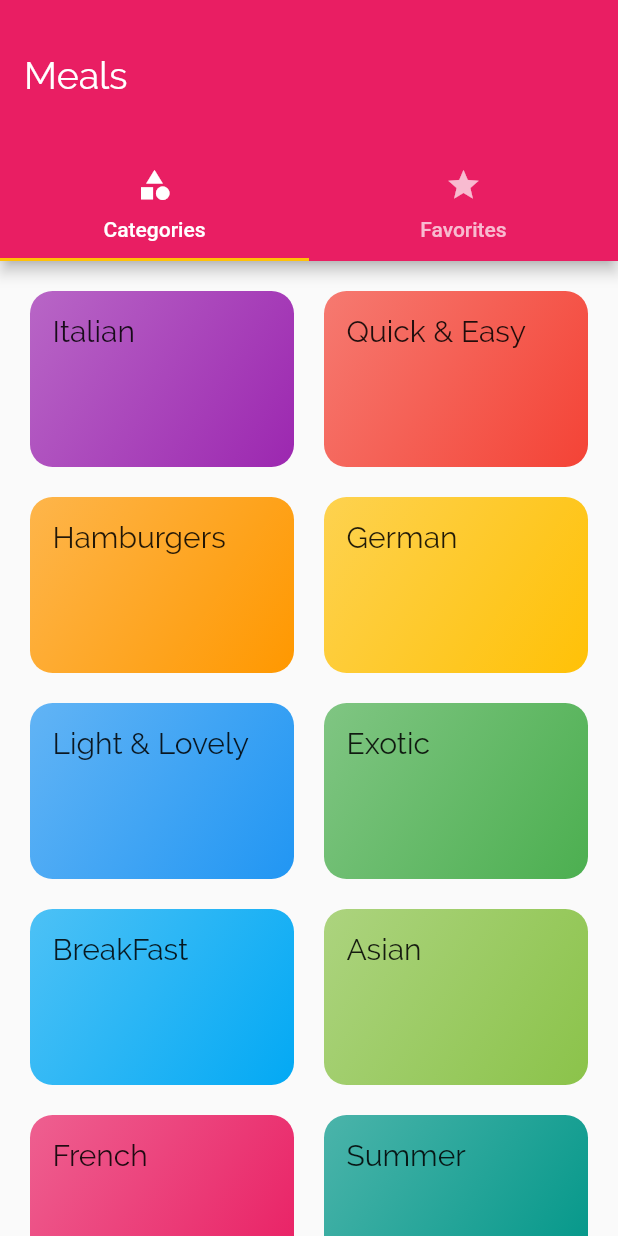
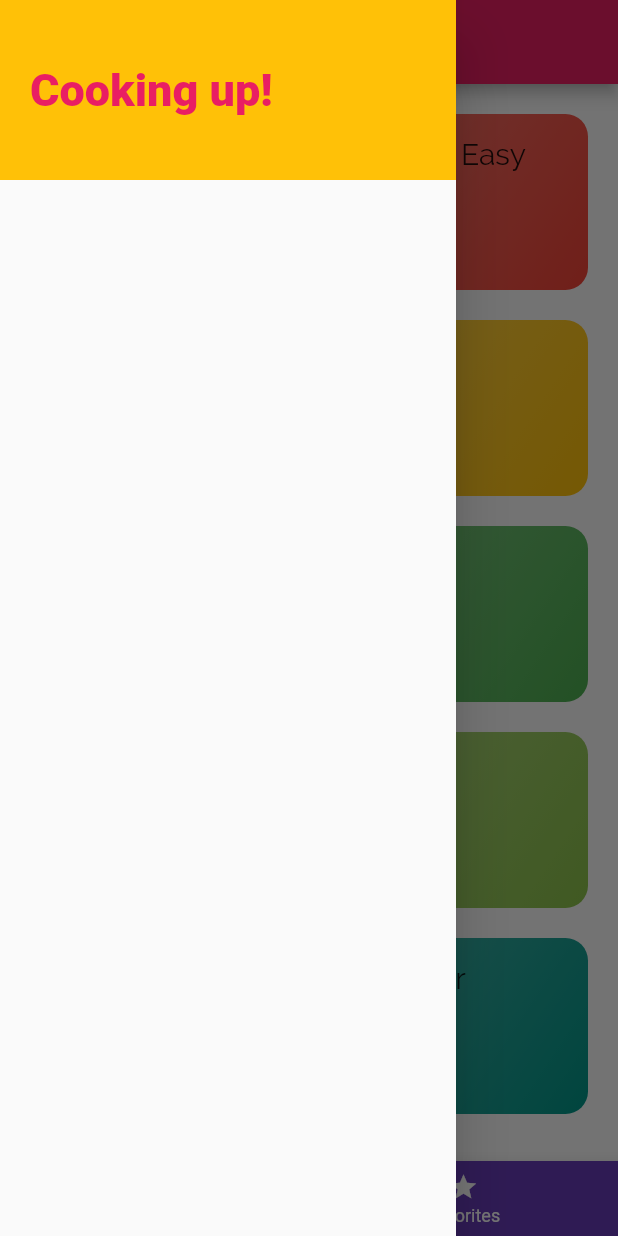
Before and after one commit to AyobamiAdebesin/meals_app, a Flutter app: the screen it shows after launch, with the side drawer open (before the commit the screen has no drawer), on a phone screen of 412 x 824 dp. Run offline on Flutter 3.47's test engine with Material 2 defaults, Android fonts, the phone set to English and light mode, and no system bars.

Commit message:
Added new features

```diff
--- a/lib/screens/favorites_screen.dart
+++ b/lib/screens/favorites_screen.dart
@@ -10,3 +10,15 @@ class FavoritesScreen extends StatelessWidget {
     );
   }
 }
+
+
+class AnotherScreen extends StatelessWidget {
+  const AnotherScreen({ Key? key }) : super(key: key);
+
+  @override
+  Widget build(BuildContext context) {
+    return Container(
+
+    );
+  }
+}
--- a/lib/screens/tabs_screen.dart
+++ b/lib/screens/tabs_screen.dart
@@ -1,6 +1,8 @@
 import 'package:flutter/material.dart';
 import 'package:meals_app/screens/categories_screen.dart';
+import 'package:meals_app/screens/category_meals_screen.dart';
 import 'package:meals_app/screens/favorites_screen.dart';
+import 'package:meals_app/widgets/main_drawer.dart';
 
 class TabsScreen extends StatefulWidget {
   const TabsScreen({Key? key}) : super(key: key);
@@ -10,34 +12,45 @@ class TabsScreen extends StatefulWidget {
 }
 
 class _TabsScreenState extends State<TabsScreen> {
+  final List<Map<String, Object>> _pages = [
+    {'page': CategoriesScreen(), 'title': 'Categories'},
+    {'page': FavoritesScreen(), 'title': 'Your Favorites'},
+  ];
+  int _selectedPageIndex = 0;
+  void _selectPage(int index) {
+    setState(() {
+      _selectedPageIndex = index;
+    });
+  }
+
   @override
   Widget build(BuildContext context) {
-    return DefaultTabController(
-      length: 2,
-      child: Scaffold(
+    return Scaffold(
+      drawer: MainDrawer(),
       appBar: AppBar(
-          toolbarHeight: 100,
-          title: Text(
-            'Meals',
-            style: TextStyle(fontSize: 25),
+        title: Text(_pages[_selectedPageIndex]['title'] as String,
+            style: TextStyle(fontSize: 20)),
       ),
-          bottom: TabBar(
-            tabs: <Widget>[
-              Tab(
+      body: _pages[_selectedPageIndex]['page'] as Widget,
+      bottomNavigationBar: Container(
+        height: 50,
+        child: BottomNavigationBar(
+          enableFeedback: true,
+          unselectedItemColor: Colors.white,
+          selectedItemColor: Theme.of(context).accentColor,
+          currentIndex: _selectedPageIndex,
+          iconSize: 20,
+          onTap: _selectPage,
+          backgroundColor: Colors.deepPurple,
+          items: [
+            BottomNavigationBarItem(
               icon: Icon(Icons.category),
-                text: 'Categories',
+              label: 'Categories',
             ),
-              Tab(
+            BottomNavigationBarItem(
               icon: Icon(Icons.star),
-                text: 'Favorites',
+              label: 'Favorites',
             ),
-            ],
-          ),
-        ),
-        body: TabBarView(
-          children: <Widget>[
-            CategoriesScreen(),
-            FavoritesScreen(),
           ],
         ),
       ),
--- /dev/null
+++ b/lib/widgets/main_drawer.dart
@@ -0,0 +1,29 @@
+import 'package:flutter/material.dart';
+
+class MainDrawer extends StatelessWidget {
+  const MainDrawer({Key? key}) : super(key: key);
+
+  @override
+  Widget build(BuildContext context) {
+    return Drawer(
+      child: Column(
+        children: [
+          Container(
+            color: Theme.of(context).accentColor,
+            height: 120,
+            width: double.infinity,
+            padding: EdgeInsets.all(20),
+            alignment: Alignment.centerLeft,
+            child: Text(
+              'Cooking up!',
+              style: TextStyle(
+                  fontWeight: FontWeight.w900,
+                  fontSize: 30,
+                  color: Theme.of(context).primaryColor),
+            ),
+          )
+        ],
+      ),
+    );
+  }
+}
```
Lines whose indentation alone changed are shown as unchanged.
